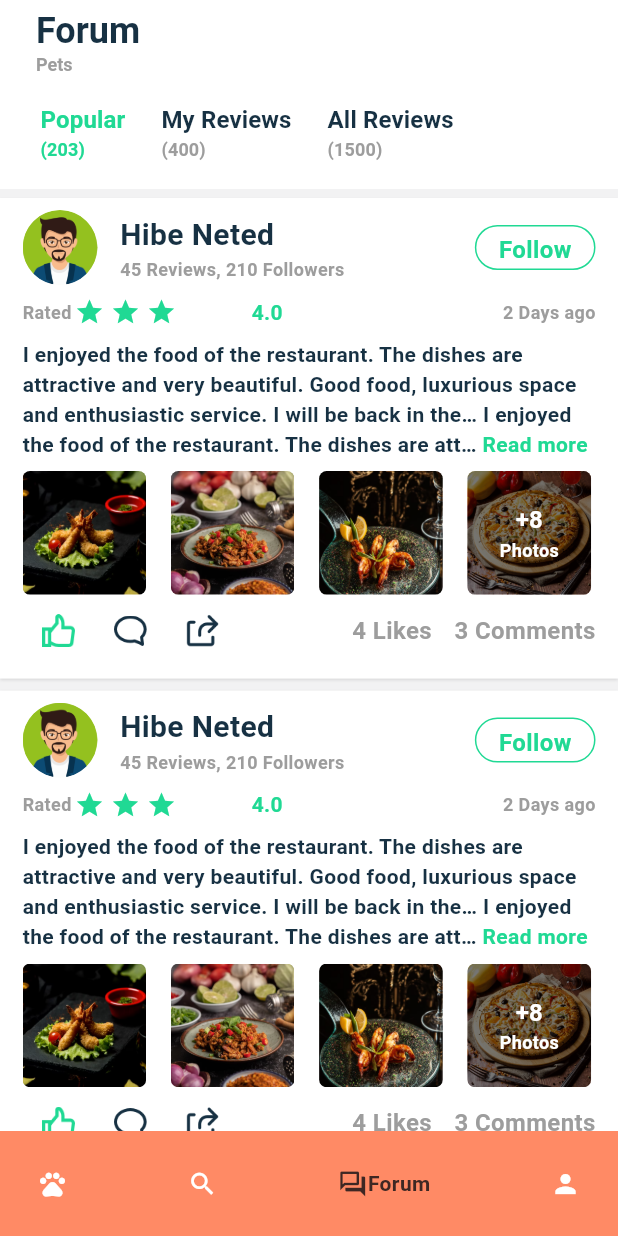
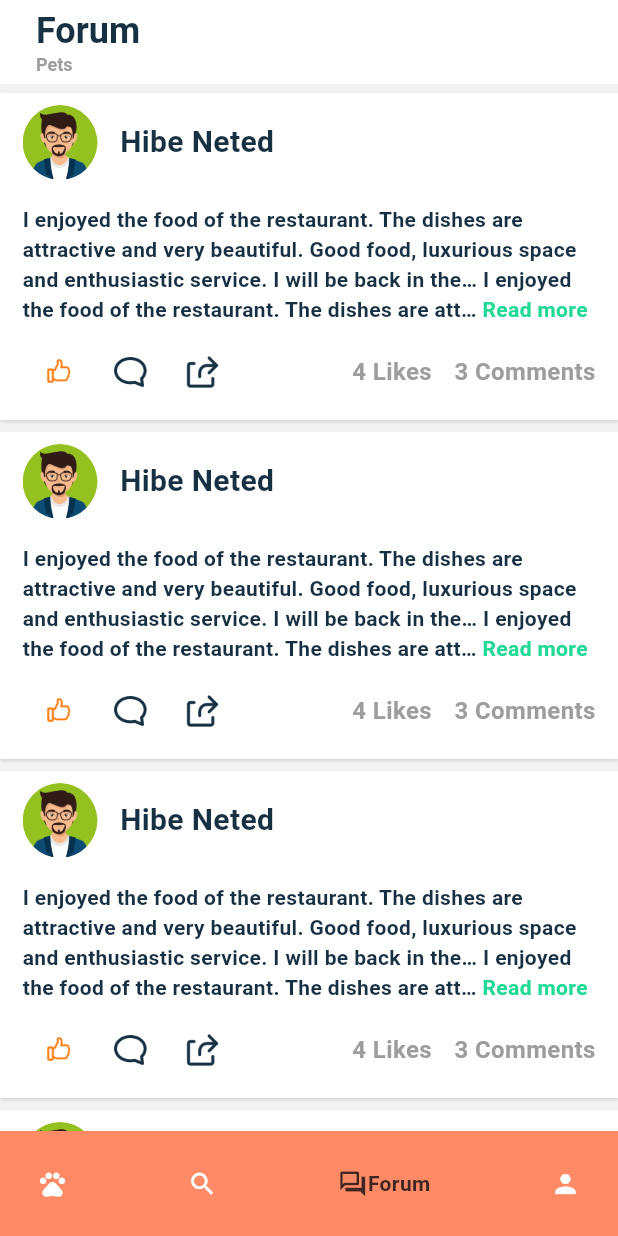
Before and after one commit to JoaquinD26/pets, a Flutter app: the screen it shows after launch, item 3 of the bottom bar chosen, on a phone screen of 412 x 824 dp. Run offline on Flutter 3.47's test engine with Material 3 defaults, Android fonts, the phone set to English and light mode, and no system bars; drawn by our look-alikes of flutter_rating_bar, google_nav_bar, readmore; our stand-ins replace carousel_slider.

Commit message:
pequeños ajustes foro

```diff
--- a/lib/common_widget/user_review_row.dart
+++ b/lib/common_widget/user_review_row.dart
@@ -1,17 +1,21 @@
 import 'package:flutter/material.dart';
-import 'package:flutter_rating_bar/flutter_rating_bar.dart';
 import 'package:pets/common/color_extension.dart';
 import 'package:readmore/readmore.dart';
-
-import 'img_button.dart';
 
 class UserReviewRow extends StatelessWidget {
   final bool isBottomActionBar;
   final VoidCallback? onCommentPress;
   final VoidCallback? onLikePress;
   final VoidCallback? onSharePress;
+  late bool megusta;
 
-  const UserReviewRow({super.key, this.isBottomActionBar = false, this.onSharePress, this.onLikePress, this.onCommentPress});
+  UserReviewRow(
+      {super.key,
+      this.isBottomActionBar = false,
+      this.onSharePress,
+      this.onLikePress,
+      this.onCommentPress,
+      this.megusta = false});
 
   @override
   Widget build(BuildContext context) {
@@ -37,6 +41,7 @@ class UserReviewRow extends StatelessWidget {
                 child: Column(
                   crossAxisAlignment: CrossAxisAlignment.start,
                   children: [
+                    //TO DO nombre del usuario
                     Text(
                       "Hibe Neted",
                       style: TextStyle(
@@ -44,80 +49,14 @@ class UserReviewRow extends StatelessWidget {
                           fontSize: 20,
                           fontWeight: FontWeight.w700),
                     ),
-                    Text(
-                      "45 Reviews, 210 Followers",
-                      style: TextStyle(
-                          color: TColor.gray,
-                          fontSize: 12,
-                          fontWeight: FontWeight.w700),
-                    ),
                   ],
                 ),
               ),
-              Container(
-                height: 30,
-                padding:
-                    const EdgeInsets.symmetric(vertical: 4, horizontal: 15),
-                decoration: BoxDecoration(
-                    border: Border.all(width: 1, color: TColor.primary),
-                    borderRadius: BorderRadius.circular(15)),
-                child: Text(
-                  "Follow",
-                  style: TextStyle(
-                      color: TColor.primary,
-                      fontSize: 16,
-                      fontWeight: FontWeight.w700),
-                ),
-              )
             ],
           ),
           const SizedBox(
             height: 8,
           ),
-          Row(children: [
-            Text(
-              "Rated",
-              style: TextStyle(
-                  color: TColor.gray,
-                  fontSize: 12,
-                  fontWeight: FontWeight.w700),
-            ),
-            IgnorePointer(
-              ignoring: true,
-              child: RatingBar.builder(
-                initialRating: 3,
-                minRating: 1,
-                direction: Axis.horizontal,
-                allowHalfRating: true,
-                unratedColor: Colors.transparent,
-                itemCount: 5,
-                itemSize: 20,
-                itemPadding: const EdgeInsets.symmetric(horizontal: 2.0),
-                itemBuilder: (context, _) => Icon(
-                  Icons.star,
-                  color: TColor.primary,
-                ),
-                onRatingUpdate: (rating) {
-                  print(rating);
-                },
-              ),
-            ),
-            Text(
-              "4.0",
-              style: TextStyle(
-                  color: TColor.primary,
-                  fontSize: 14,
-                  fontWeight: FontWeight.w700),
-            ),
-            const Spacer(),
-            Text(
-              "2 Days ago",
-              style: TextStyle(
-                  color: TColor.gray,
-                  fontSize: 12,
-                  fontWeight: FontWeight.w700),
-            ),
-          ]),
           const SizedBox(
             height: 8,
           ),
@@ -138,43 +77,15 @@ class UserReviewRow extends StatelessWidget {
           const SizedBox(
             height: 8,
           ),
-          SingleChildScrollView(
-            scrollDirection: Axis.horizontal,
-            child: Row(
-              mainAxisSize: MainAxisSize.min,
-              children: [
-                ImgButton(
-                  image: "assets/img/c1.png",
-                  onPressed: () {},
-                ),
-                ImgButton(
-                  image: "assets/img/c2.png",
-                  onPressed: () {},
-                ),
-                ImgButton(
-                  image: "assets/img/c3.png",
-                  onPressed: () {},
-                ),
-                ImgButton(
-                  image: "assets/img/l1.png",
-                  isMore: true,
-                  moreImageCount: 8,
-                  onPressed: () {},
-                ),
-              ],
-            ),
-          ),
-
           Row(
             children: [
               IconButton(
                 onPressed: () {
-                  if(onLikePress != null) {
-                    onLikePress!();
-                  }
+                  megusta = !megusta;
+                  print("555555555555555555555555");
                 },
                 icon: Image.asset(
-                  "assets/img/like.png",
+                  "assets/img/likeDisable.png",
                   width: 22,
                   height: 22,
                   fit: BoxFit.fitWidth,
@@ -182,7 +93,7 @@ class UserReviewRow extends StatelessWidget {
               ),
               IconButton(
                 onPressed: () {
-                   if (onCommentPress != null) {
+                  if (onCommentPress != null) {
                     onCommentPress!();
                   }
                 },
@@ -195,7 +106,7 @@ class UserReviewRow extends StatelessWidget {
               ),
               IconButton(
                 onPressed: () {
-                   if (onSharePress != null) {
+                  if (onSharePress != null) {
                     onSharePress!();
                   }
                 },
--- a/lib/pages/forum/forum_view.dart
+++ b/lib/pages/forum/forum_view.dart
@@ -62,63 +62,11 @@ class ForumPageState extends State<ForumPage> {
                 ],
               ),
             ),
-            SliverAppBar(
-              primary: false,
-              floating: false,
-              backgroundColor: Colors.white,
-              expandedHeight: 70,
-              elevation: 1,
-              leading: Container(),
-              leadingWidth: 0,
-              flexibleSpace: Container(
-                padding:
-                    const EdgeInsets.symmetric(vertical: 4, horizontal: 15),
-                decoration: const BoxDecoration(
-                  color: Colors.white,
-                ),
-                child: Row(
-                  children: [
-                    SelectionButton(
-                        title: "Popular",
-                        subTitle: "(203)",
-                        onPressed: () {
-                          setState(
-                            () {
-                              selectTab = 0;
-                            },
-                          );
-                        },
-                        isSelect: selectTab == 0),
-                    SelectionButton(
-                        title: "My Reviews",
-                        subTitle: "(400)",
-                        onPressed: () {
-                          setState(
-                            () {
-                              selectTab = 1;
-                            },
-                          );
-                        },
-                        isSelect: selectTab == 1),
-                    SelectionButton(
-                        title: "All Reviews",
-                        subTitle: "(1500)",
-                        onPressed: () {
-                          setState(
-                            () {
-                              selectTab = 2;
-                            },
-                          );
-                        },
-                        isSelect: selectTab == 2),
-                  ],
-                ),
-              ),
-            )
           ];
         },
         body: ListView.builder(
             padding: const EdgeInsets.symmetric(vertical: 2),
+            itemCount: 6,
             itemBuilder: (context, index) {
               return GestureDetector(
                 onTap: (){
@@ -139,12 +87,9 @@ class ForumPageState extends State<ForumPage> {
                     onCommentPress: (){
                        Navigator.push(
                           context, PopupLayout(child: const CommentListView()));
-
-
                     },
                     onLikePress: () {
-                      Navigator.push(
-                          context, PopupLayout(child: const LikeUserListView()));
+
                     },
                   ),
                 ),
```
Also changed, not shown: assets/img/like.png, assets/img/likeDisable.png (added).
